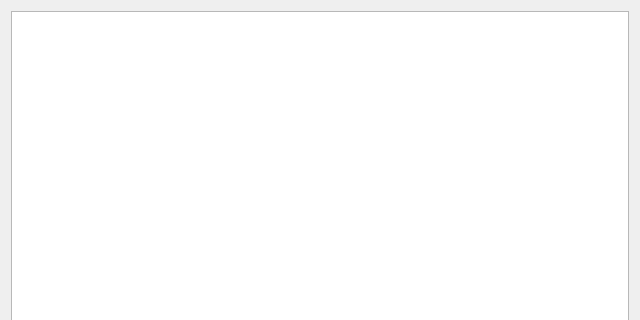
The window that html_viewer.ui (jindojojin/Analyst) describes before a commit, drawn with Qt 5; both pictures show x 0 to 640 and y 0 to 320 of the 640 by 480 pixel window.
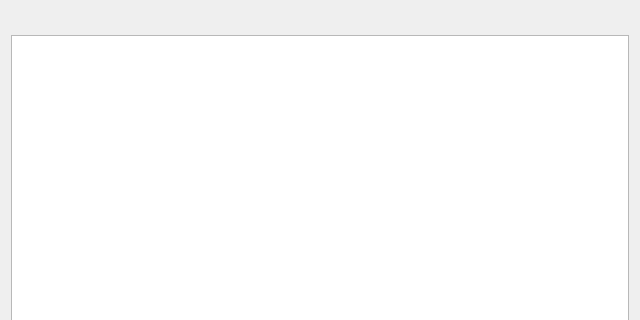
The same window after the commit.

The edit to the form file:
```diff
--- a/html_viewer.ui
+++ b/html_viewer.ui
@@ -14,7 +14,7 @@
    <string>HTML_Viewer</string>
   </property>
   <layout class="QGridLayout" name="gridLayout">
-   <item row="0" column="0">
+   <item row="1" column="0">
     <widget class="QTableView" name="tableView">
      <property name="contextMenuPolicy">
       <enum>Qt::CustomContextMenu</enum>
@@ -24,6 +24,18 @@
      </property>
     </widget>
    </item>
+   <item row="0" column="0">
+    <widget class="QLabel" name="label_infor">
+     <property name="font">
+      <font>
+       <pointsize>12</pointsize>
+      </font>
+     </property>
+     <property name="text">
+      <string/>
+     </property>
+    </widget>
+   </item>
   </layout>
  </widget>
  <resources/>
```
